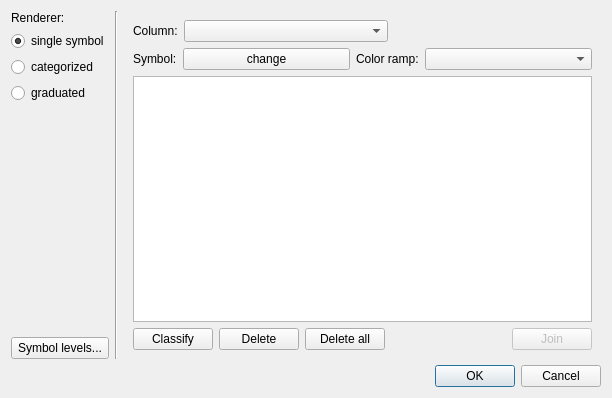
Qt form src/ui/qgsrendererv2propsdialogbase.ui (qgis/QGIS) before a commit.
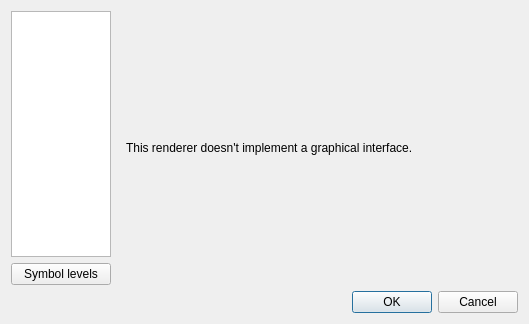
The same form after that commit. The open tabs and pages were chosen to show the change.

Commit message: Renderer properties dialog completely refactored into several classes and made generic to be able to handle any custom renderer.

```diff
--- a/src/ui/qgsrendererv2propsdialogbase.ui
+++ b/src/ui/qgsrendererv2propsdialogbase.ui
@@ -6,433 +6,81 @@
    <rect>
     <x>0</x>
     <y>0</y>
-    <width>612</width>
-    <height>398</height>
+    <width>529</width>
+    <height>324</height>
    </rect>
   </property>
   <property name="windowTitle">
    <string>Renderer V2 properties</string>
   </property>
-  <layout class="QGridLayout">
+  <layout class="QGridLayout" name="gridLayout">
    <item row="0" column="0">
-    <layout class="QVBoxLayout">
-     <item>
-      <widget class="QLabel" name="label">
-       <property name="text">
-        <string>Renderer:</string>
-       </property>
-      </widget>
-     </item>
-     <item>
-      <widget class="QRadioButton" name="radSingleSymbol">
-       <property name="text">
-        <string>single symbol</string>
-       </property>
-       <property name="checked">
-        <bool>true</bool>
-       </property>
-      </widget>
-     </item>
-     <item>
-      <widget class="QRadioButton" name="radCategorized">
-       <property name="text">
-        <string>categorized</string>
-       </property>
-      </widget>
-     </item>
-     <item>
-      <widget class="QRadioButton" name="radGraduated">
-       <property name="enabled">
-        <bool>true</bool>
-       </property>
-       <property name="text">
-        <string>graduated</string>
-       </property>
-      </widget>
-     </item>
-     <item>
-      <spacer>
-       <property name="orientation">
-        <enum>Qt::Vertical</enum>
-       </property>
-       <property name="sizeHint" stdset="0">
-        <size>
-         <width>20</width>
-         <height>111</height>
-        </size>
-       </property>
-      </spacer>
-     </item>
-     <item>
-      <widget class="QPushButton" name="btnSymbolLevels">
-       <property name="enabled">
-        <bool>true</bool>
-       </property>
-       <property name="text">
-        <string>Symbol levels...</string>
-       </property>
-      </widget>
-     </item>
-    </layout>
+    <widget class="QListWidget" name="listRenderers">
+     <property name="sizePolicy">
+      <sizepolicy hsizetype="Expanding" vsizetype="Expanding">
+       <horstretch>1</horstretch>
+       <verstretch>0</verstretch>
+      </sizepolicy>
+     </property>
+     <property name="editTriggers">
+      <set>QAbstractItemView::NoEditTriggers</set>
+     </property>
+     <property name="showDropIndicator" stdset="0">
+      <bool>false</bool>
+     </property>
+     <property name="iconSize">
+      <size>
+       <width>48</width>
+       <height>48</height>
+      </size>
+     </property>
+     <property name="spacing">
+      <number>4</number>
+     </property>
+     <property name="viewMode">
+      <enum>QListView::IconMode</enum>
+     </property>
+    </widget>
    </item>
-   <item row="0" column="1">
-    <widget class="Line" name="line">
-     <property name="orientation">
-      <enum>Qt::Vertical</enum>
+   <item row="0" column="1" rowspan="2">
+    <widget class="QStackedWidget" name="stackedWidget">
+     <property name="sizePolicy">
+      <sizepolicy hsizetype="Expanding" vsizetype="Preferred">
+       <horstretch>4</horstretch>
+       <verstretch>0</verstretch>
+      </sizepolicy>
      </property>
+     <widget class="QWidget" name="pageNoWidget">
+      <property name="sizePolicy">
+       <sizepolicy hsizetype="Expanding" vsizetype="Preferred">
+        <horstretch>0</horstretch>
+        <verstretch>0</verstretch>
+       </sizepolicy>
+      </property>
+      <layout class="QVBoxLayout" name="verticalLayout">
+       <item>
+        <widget class="QLabel" name="label">
+         <property name="text">
+          <string>This renderer doesn't implement a graphical interface.</string>
+         </property>
+        </widget>
+       </item>
+      </layout>
+     </widget>
     </widget>
    </item>
-   <item row="1" column="0" colspan="3">
+   <item row="2" column="0" colspan="2">
     <widget class="QDialogButtonBox" name="buttonBox">
-     <property name="orientation">
-      <enum>Qt::Horizontal</enum>
-     </property>
      <property name="standardButtons">
       <set>QDialogButtonBox::Cancel|QDialogButtonBox::Ok</set>
      </property>
     </widget>
    </item>
-   <item row="0" column="2">
-    <widget class="QStackedWidget" name="stackedWidget">
-     <property name="currentIndex">
-      <number>0</number>
+   <item row="1" column="0">
+    <widget class="QPushButton" name="btnSymbolLevels">
+     <property name="text">
+      <string>Symbol levels</string>
      </property>
-     <widget class="QWidget" name="pageSingleSymbol">
-      <layout class="QGridLayout">
-       <item row="0" column="0">
-        <widget class="QLabel" name="label_2">
-         <property name="text">
-          <string>Symbol:</string>
-         </property>
-        </widget>
-       </item>
-       <item row="0" column="1">
-        <widget class="QPushButton" name="btnChangeSingleSymbol">
-         <property name="text">
-          <string>Change</string>
-         </property>
-        </widget>
-       </item>
-       <item row="0" column="2">
-        <spacer>
-         <property name="orientation">
-          <enum>Qt::Horizontal</enum>
-         </property>
-         <property name="sizeHint" stdset="0">
-          <size>
-           <width>40</width>
-           <height>20</height>
-          </size>
-         </property>
-        </spacer>
-       </item>
-       <item row="1" column="0" colspan="2">
-        <spacer>
-         <property name="orientation">
-          <enum>Qt::Vertical</enum>
-         </property>
-         <property name="sizeHint" stdset="0">
-          <size>
-           <width>271</width>
-           <height>181</height>
-          </size>
-         </property>
-        </spacer>
-       </item>
-      </layout>
-     </widget>
-     <widget class="QWidget" name="pageCategorized">
-      <layout class="QVBoxLayout" name="verticalLayout">
-       <item>
-        <layout class="QHBoxLayout" name="horizontalLayout_2">
-         <item>
-          <widget class="QLabel" name="label_3">
-           <property name="text">
-            <string>Column:</string>
-           </property>
-          </widget>
-         </item>
-         <item>
-          <widget class="QComboBox" name="cboCategorizedColumn">
-           <property name="sizePolicy">
-            <sizepolicy hsizetype="Expanding" vsizetype="Fixed">
-             <horstretch>0</horstretch>
-             <verstretch>0</verstretch>
-            </sizepolicy>
-           </property>
-          </widget>
-         </item>
-         <item>
-          <spacer name="horizontalSpacer">
-           <property name="orientation">
-            <enum>Qt::Horizontal</enum>
-           </property>
-           <property name="sizeType">
-            <enum>QSizePolicy::Expanding</enum>
-           </property>
-           <property name="sizeHint" stdset="0">
-            <size>
-             <width>40</width>
-             <height>20</height>
-            </size>
-           </property>
-          </spacer>
-         </item>
-        </layout>
-       </item>
-       <item>
-        <layout class="QHBoxLayout" name="horizontalLayout">
-         <item>
-          <widget class="QLabel" name="label_9">
-           <property name="text">
-            <string>Symbol:</string>
-           </property>
-          </widget>
-         </item>
-         <item>
-          <widget class="QPushButton" name="btnChangeCategorizedSymbol">
-           <property name="sizePolicy">
-            <sizepolicy hsizetype="Minimum" vsizetype="Fixed">
-             <horstretch>1</horstretch>
-             <verstretch>0</verstretch>
-            </sizepolicy>
-           </property>
-           <property name="text">
-            <string>change</string>
-           </property>
-          </widget>
-         </item>
-         <item>
-          <widget class="QLabel" name="label_10">
-           <property name="text">
-            <string>Color ramp:</string>
-           </property>
-          </widget>
-         </item>
-         <item>
-          <widget class="QComboBox" name="cboCategorizedColorRamp">
-           <property name="sizePolicy">
-            <sizepolicy hsizetype="Minimum" vsizetype="Fixed">
-             <horstretch>1</horstretch>
-             <verstretch>0</verstretch>
-            </sizepolicy>
-           </property>
-          </widget>
-         </item>
-        </layout>
-       </item>
-       <item>
-        <widget class="QTreeView" name="viewCategories">
-         <property name="iconSize">
-          <size>
-           <width>16</width>
-           <height>16</height>
-          </size>
-         </property>
-         <property name="rootIsDecorated">
-          <bool>false</bool>
-         </property>
-         <property name="allColumnsShowFocus">
-          <bool>true</bool>
-         </property>
-        </widget>
-       </item>
-       <item>
-        <layout class="QHBoxLayout" name="horizontalLayout_3">
-         <item>
-          <widget class="QPushButton" name="btnAddCategories">
-           <property name="text">
-            <string>Classify</string>
-           </property>
-          </widget>
-         </item>
-         <item>
-          <widget class="QPushButton" name="btnDeleteCategory">
-           <property name="text">
-            <string>Delete</string>
-           </property>
-          </widget>
-         </item>
-         <item>
-          <widget class="QPushButton" name="btnDeleteAllCategories">
-           <property name="text">
-            <string>Delete all</string>
-           </property>
-          </widget>
-         </item>
-         <item>
-          <spacer>
-           <property name="orientation">
-            <enum>Qt::Horizontal</enum>
-           </property>
-           <property name="sizeHint" stdset="0">
-            <size>
-             <width>40</width>
-             <height>20</height>
-            </size>
-           </property>
-          </spacer>
-         </item>
-         <item>
-          <widget class="QPushButton" name="btnJoinCategories">
-           <property name="enabled">
-            <bool>false</bool>
-           </property>
-           <property name="text">
-            <string>Join</string>
-           </property>
-          </widget>
-         </item>
-        </layout>
-       </item>
-      </layout>
-     </widget>
-     <widget class="QWidget" name="pageGraduated">
-      <layout class="QVBoxLayout">
-       <item>
-        <layout class="QGridLayout">
-         <item row="0" column="0">
-          <widget class="QLabel" name="label_4">
-           <property name="text">
-            <string>Column:</string>
-           </property>
-          </widget>
-         </item>
-         <item row="0" column="1" colspan="2">
-          <widget class="QComboBox" name="cboGraduatedColumn"/>
-         </item>
-         <item row="1" column="0">
-          <widget class="QLabel" name="label_6">
-           <property name="text">
-            <string>Symbol:</string>
-           </property>
-          </widget>
-         </item>
-         <item row="1" column="1">
-          <widget class="QPushButton" name="btnChangeGraduatedSymbol">
-           <property name="sizePolicy">
-            <sizepolicy hsizetype="Minimum" vsizetype="Fixed">
-             <horstretch>1</horstretch>
-             <verstretch>0</verstretch>
-            </sizepolicy>
-           </property>
-           <property name="text">
-            <string>change</string>
-           </property>
-          </widget>
-         </item>
-         <item row="1" column="3">
-          <widget class="QLabel" name="label_5">
-           <property name="text">
-            <string>Classes:</string>
-           </property>
-           <property name="alignment">
-            <set>Qt::AlignRight|Qt::AlignTrailing|Qt::AlignVCenter</set>
-           </property>
-          </widget>
-         </item>
-         <item row="1" column="4">
-          <widget class="QSpinBox" name="spinGraduatedClasses">
-           <property name="sizePolicy">
-            <sizepolicy hsizetype="Minimum" vsizetype="Fixed">
-             <horstretch>0</horstretch>
-             <verstretch>0</verstretch>
-            </sizepolicy>
-           </property>
-           <property name="value">
-            <number>5</number>
-           </property>
-          </widget>
-         </item>
-         <item row="2" column="0">
-          <widget class="QLabel" name="label_7">
-           <property name="text">
-            <string>Color ramp:</string>
-           </property>
-          </widget>
-         </item>
-         <item row="2" column="1">
-          <widget class="QComboBox" name="cboGraduatedColorRamp"/>
-         </item>
-         <item row="2" column="3">
-          <widget class="QLabel" name="label_8">
-           <property name="text">
-            <string>Mode:</string>
-           </property>
-           <property name="alignment">
-            <set>Qt::AlignRight|Qt::AlignTrailing|Qt::AlignVCenter</set>
-           </property>
-          </widget>
-         </item>
-         <item row="2" column="4">
-          <widget class="QComboBox" name="cboGraduatedMode">
-           <item>
-            <property name="text">
-             <string>Equal Interval</string>
-            </property>
-           </item>
-           <item>
-            <property name="text">
-             <string>Quantile</string>
-            </property>
-           </item>
-          </widget>
-         </item>
-         <item row="1" column="2" rowspan="2">
-          <spacer>
-           <property name="orientation">
-            <enum>Qt::Horizontal</enum>
-           </property>
-           <property name="sizeHint" stdset="0">
-            <size>
-             <width>20</width>
-             <height>20</height>
-            </size>
-           </property>
-          </spacer>
-         </item>
-        </layout>
-       </item>
-       <item>
-        <widget class="QTreeView" name="viewGraduated">
-         <property name="rootIsDecorated">
-          <bool>false</bool>
-         </property>
-        </widget>
-       </item>
-       <item>
-        <layout class="QHBoxLayout">
-         <item>
-          <widget class="QPushButton" name="btnGraduatedClassify">
-           <property name="text">
-            <string>Classify</string>
-           </property>
-          </widget>
-         </item>
-         <item>
-          <widget class="QPushButton" name="btnGraduatedDelete">
-           <property name="text">
-            <string>Delete class</string>
-           </property>
-          </widget>
-         </item>
-         <item>
-          <spacer>
-           <property name="orientation">
-            <enum>Qt::Horizontal</enum>
-           </property>
-           <property name="sizeHint" stdset="0">
-            <size>
-             <width>40</width>
-             <height>20</height>
-            </size>
-           </property>
-          </spacer>
-         </item>
-        </layout>
-       </item>
-      </layout>
-     </widget>
     </widget>
    </item>
   </layout>
```
Left out of the diff: 44 changed lines with no effect on the pictures. The commit also changes 22 other files.
